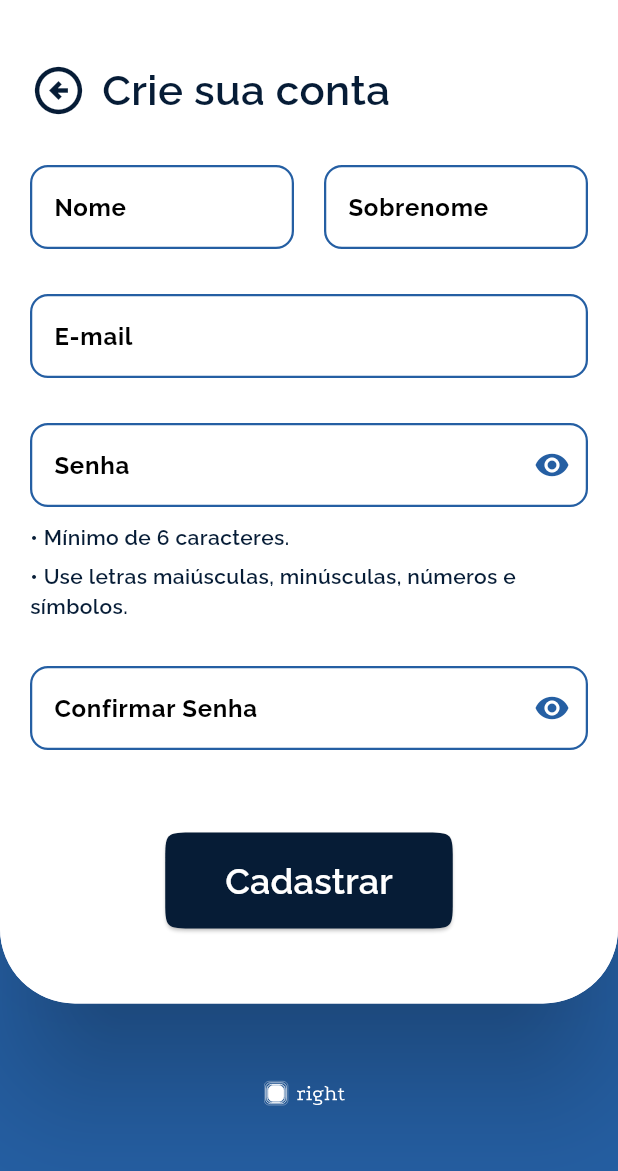
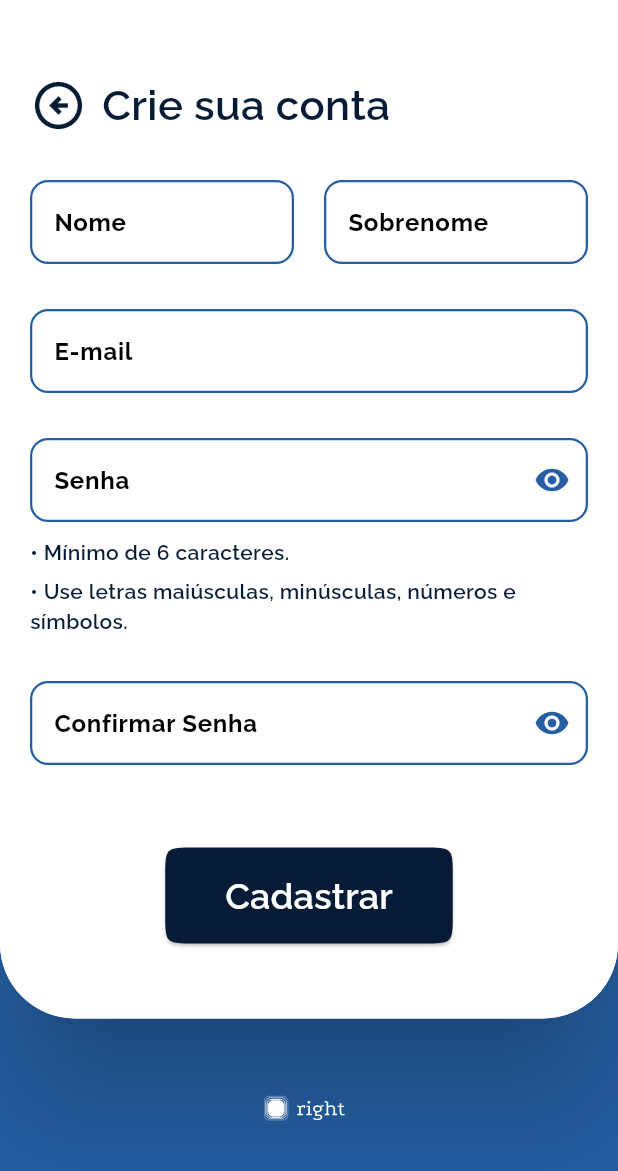
Before and after one commit to Franciscof11/Right, a Flutter app: the screen it shows after launch, after a tap on "Cadastre-se", on a phone screen of 412 x 824 dp. Shown: the top 1171 px of the screen. Run offline on Flutter 3.47's test engine with Material 3 defaults, Android fonts, the phone set to English and light mode, and no system bars; our stand-ins replace another_flushbar, device_preview, flutter_heatmap_calendar, flutter_staggered_animations, flutter_svg, google_fonts and 1 more.

Commit message:
refac: paddings auth pages

```diff
--- a/lib/features/auth/application/presentation/pages/sign_in_page.dart
+++ b/lib/features/auth/application/presentation/pages/sign_in_page.dart
@@ -41,13 +41,13 @@ class _SignInPageState extends State<SignInPage> {
                     ),
                   ),
                   child: Padding(
-                    padding: const EdgeInsets.symmetric(horizontal: 22),
+                    padding: const EdgeInsets.symmetric(horizontal: 14),
                     child: Form(
                       key: formKey,
                       child: Column(
                         children: [
                           const SizedBox(
-                            height: 45,
+                            height: 60,
                           ),
                           Text.rich(
                             TextSpan(
@@ -55,7 +55,7 @@ class _SignInPageState extends State<SignInPage> {
                                 style: GoogleFonts.raleway(
                                   textStyle: TextStyle(
                                     color: LightColors().primary,
-                                    fontSize: 34,
+                                    fontSize: 32,
                                     fontWeight: FontWeight.w600,
                                   ),
                                 ),
--- a/lib/features/auth/application/presentation/pages/sign_up_page.dart
+++ b/lib/features/auth/application/presentation/pages/sign_up_page.dart
@@ -48,7 +48,7 @@ class _SignUpPageState extends State<SignUpPage> {
                     child: Column(
                       children: [
                         const SizedBox(
-                          height: 40,
+                          height: 50,
                         ),
                         Row(
                           children: [
--- a/lib/main.dart
+++ b/lib/main.dart
@@ -4,7 +4,7 @@ import 'package:right/utils/routes.dart';
 
 void main() => runApp(
       DevicePreview(
-        enabled: true,
+        enabled: false,
         builder: (context) => const MainApp(), // Wrap your app
       ),
     );
```
